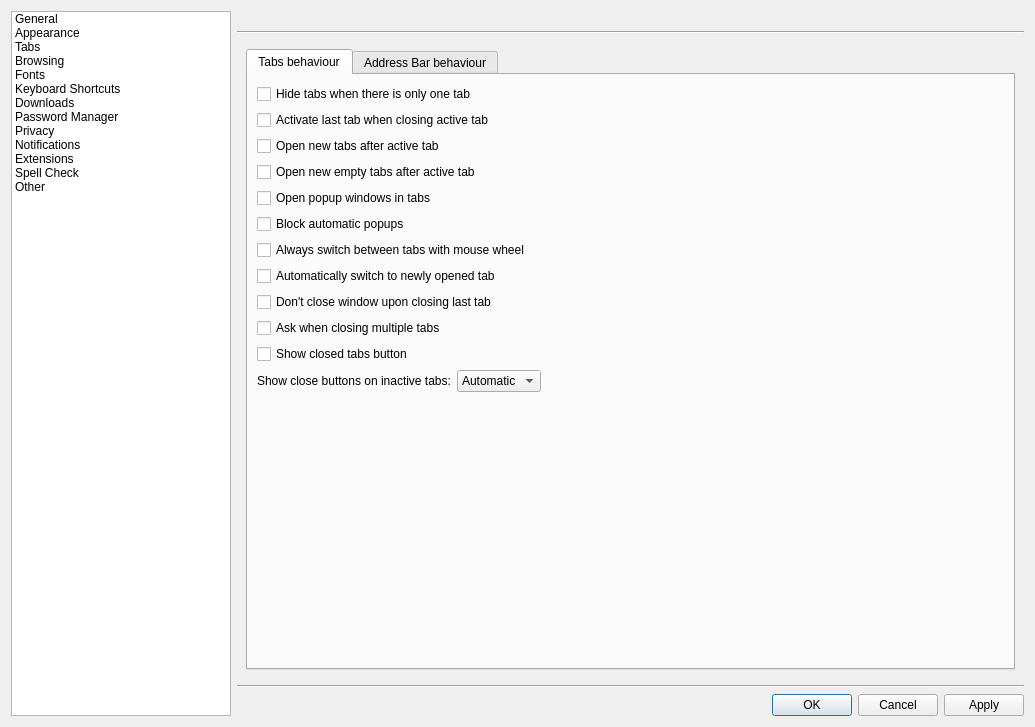
Qt form src/lib/preferences/preferences.ui (KDE/falkon) before a commit.
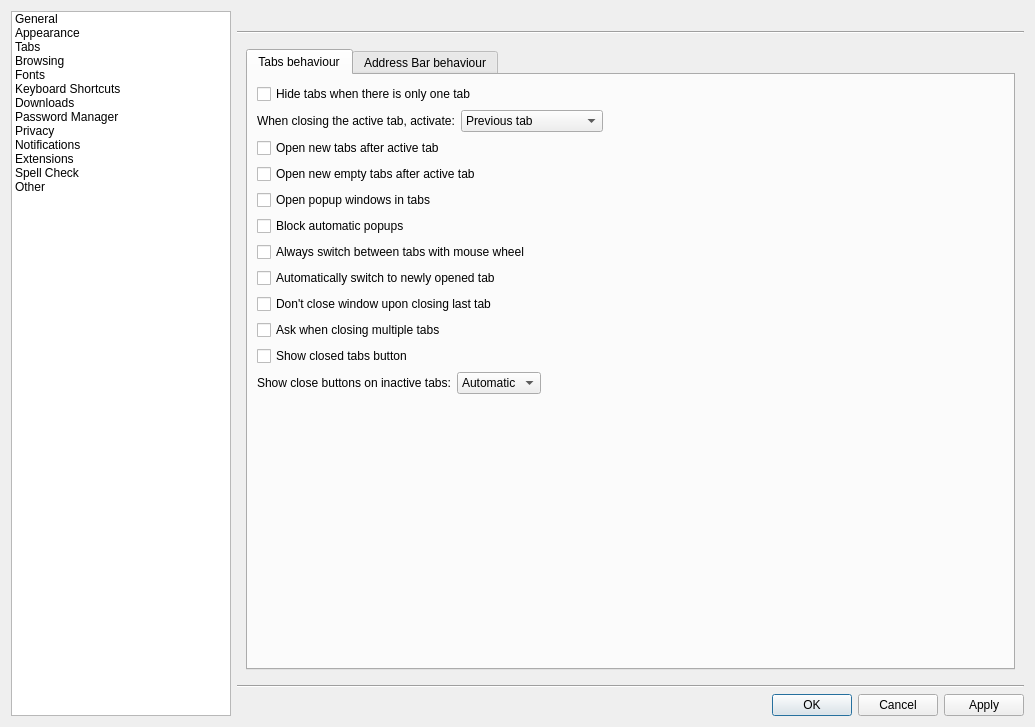
The same form after that commit. The open tabs and pages were chosen to show the change. Custom widgets are drawn as their Qt base class.

Commit message: Preferences: add support for activating the previous tab on close

```diff
--- a/src/lib/preferences/preferences.ui
+++ b/src/lib/preferences/preferences.ui
@@ -731,11 +731,50 @@
                 </widget>
                </item>
                <item>
-                <widget class="QCheckBox" name="activateLastTab">
-                 <property name="text">
-                  <string>Activate last tab when closing active tab</string>
-                 </property>
-                </widget>
+                <layout class="QHBoxLayout" name="horizontalLayout_selectTabOnClose">
+                 <item>
+                  <widget class="QLabel" name="label_selectTabOnClose">
+                   <property name="text">
+                    <string>When closing the active tab, activate:</string>
+                   </property>
+                  </widget>
+                 </item>
+                 <item>
+                  <widget class="QComboBox" name="selectTabOnClose">
+                   <item>
+                    <property name="text">
+                     <string>Previous tab</string>
+                    </property>
+                   </item>
+                   <item>
+                    <property name="text">
+                     <string>Next tab</string>
+                    </property>
+                   </item>
+                   <item>
+                    <property name="text">
+                     <string>Previously active tab</string>
+                    </property>
+                   </item>
+                  </widget>
+                 </item>
+                 <item>
+                  <spacer name="horizontalSpacer_selectTabOnClose">
+                   <property name="orientation">
+                    <enum>Qt::Orientation::Horizontal</enum>
+                   </property>
+                   <property name="sizeType">
+                    <enum>QSizePolicy::Policy::Expanding</enum>
+                   </property>
+                   <property name="sizeHint" stdset="0">
+                    <size>
+                     <width>40</width>
+                     <height>20</height>
+                    </size>
+                   </property>
+                  </spacer>
+                 </item>
+                </layout>
                </item>
                <item>
                 <widget class="QCheckBox" name="openNewTabAfterActive">
```
The commit also changes 4 other files.
